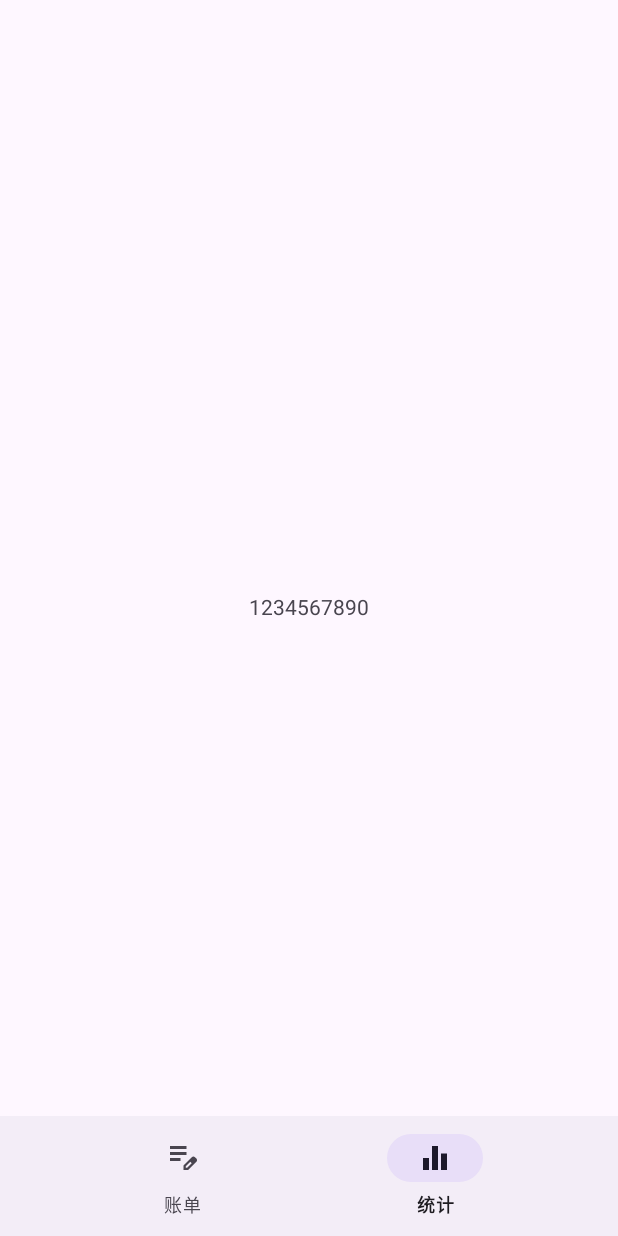
After one commit to Dqc117266/book-keeping, an Android app: the StatisticsFragment screen opened through its navigation route, on a phone screen of 412 x 824 dp. The commit adds this screen. Run offline under Robolectric (Android 15) with nearby library versions, the phone set to English and light mode, and no system bars; our stand-ins replace navigation-ui.

Commit message:
提交底部导航栏

```diff
--- a/app/src/main/java/com/exmple/book_keeping/MainActivity.java
+++ b/app/src/main/java/com/exmple/book_keeping/MainActivity.java
@@ -3,17 +3,55 @@ package com.exmple.book_keeping;
 import android.os.Bundle;
 
 import androidx.activity.EdgeToEdge;
+import androidx.annotation.NonNull;
+import androidx.annotation.Nullable;
 import androidx.appcompat.app.AppCompatActivity;
-import androidx.core.graphics.Insets;
-import androidx.core.view.ViewCompat;
-import androidx.core.view.WindowInsetsCompat;
+import androidx.navigation.NavController;
+import androidx.navigation.NavDestination;
+import androidx.navigation.fragment.NavHostFragment;
+import androidx.navigation.ui.NavigationUI;
 
-public class MainActivity extends AppCompatActivity {
+import com.exmple.book_keeping.databinding.ActivityMainBinding;
+import com.exmple.book_keeping.presentation.screen.fragment.nav.NavManager;
+import com.exmple.book_keeping.presentation.util.NavigationUtil;
+
+public class MainActivity extends AppCompatActivity implements NavController.OnDestinationChangedListener {
+    private ActivityMainBinding binding;
+    private NavManager navManager;
 
     @Override
     protected void onCreate(Bundle savedInstanceState) {
         super.onCreate(savedInstanceState);
         EdgeToEdge.enable(this);
-        setContentView(R.layout.activity_main);
+
+        binding = ActivityMainBinding.inflate(getLayoutInflater());
+        setContentView(binding.getRoot());
+
+        initNavManager();
+        initBottomNavigation();
+    }
+
+    private void initNavManager() {
+        navManager = new NavManager();
+
+        navManager.setOnNavEvent(it -> {
+            NavHostFragment navHostFragment = (NavHostFragment) getSupportFragmentManager().findFragmentById(R.id.navHostFragment);
+            assert navHostFragment != null;
+            assert navHostFragment.getChildFragmentManager().getFragments().size() > 0;
+
+            NavController navController = navHostFragment.getNavController();
+            NavigationUtil.navigateSafely(navController, it);
+        });
+    }
+
+    private void initBottomNavigation() {
+        NavController navController = ((NavHostFragment) getSupportFragmentManager().findFragmentById(R.id.navHostFragment)).getNavController();
+        navController.addOnDestinationChangedListener(this);
+        NavigationUI.setupWithNavController(binding.bottomNav, navController);
+    }
+
+    @Override
+    public void onDestinationChanged(@NonNull NavController navController, @NonNull NavDestination navDestination, @Nullable Bundle bundle) {
+
     }
 }
--- /dev/null
+++ b/app/src/main/java/com/exmple/book_keeping/presentation/screen/fragment/BillFragment.java
@@ -0,0 +1,20 @@
+package com.exmple.book_keeping.presentation.screen.fragment;
+
+import android.os.Bundle;
+import android.view.LayoutInflater;
+import android.view.View;
+import android.view.ViewGroup;
+
+import androidx.fragment.app.Fragment;
+
+import com.exmple.book_keeping.databinding.FragmentBillBinding;
+
+public class BillFragment extends Fragment {
+    private FragmentBillBinding binding;
+
+    @Override
+    public View onCreateView(LayoutInflater inflater, ViewGroup container, Bundle savedInstanceState) {
+        binding = FragmentBillBinding.inflate(inflater, container, false);
+        return binding.getRoot();
+    }
+}
--- /dev/null
+++ b/app/src/main/java/com/exmple/book_keeping/presentation/screen/fragment/StatisticsFragment.java
@@ -0,0 +1,22 @@
+package com.exmple.book_keeping.presentation.screen.fragment;
+
+import android.os.Bundle;
+import android.view.LayoutInflater;
+import android.view.View;
+import android.view.ViewGroup;
+
+import androidx.annotation.NonNull;
+import androidx.annotation.Nullable;
+import androidx.fragment.app.Fragment;
+
+import com.exmple.book_keeping.databinding.FragmentBillBinding;
+import com.exmple.book_keeping.databinding.FragmentStatisticsBinding;
+
+public class StatisticsFragment extends Fragment {
+    private FragmentStatisticsBinding binding;
+    @Override
+    public View onCreateView(LayoutInflater inflater, ViewGroup container, Bundle savedInstanceState) {
+        binding = FragmentStatisticsBinding.inflate(inflater, container, false);
+        return binding.getRoot();
+    }
+}
--- /dev/null
+++ b/app/src/main/java/com/exmple/book_keeping/presentation/screen/fragment/nav/NavManager.java
@@ -0,0 +1,21 @@
+package com.exmple.book_keeping.presentation.screen.fragment.nav;
+
+import androidx.navigation.NavDirections;
+
+public class NavManager {
+    private NavEventListener navEventListener;
+
+    public void navigate(NavDirections navDirections) {
+        if (navEventListener != null) {
+            navEventListener.onNavEvent(navDirections);
+        }
+    }
+
+    public void setOnNavEvent(NavEventListener navEventListener) {
+        this.navEventListener = navEventListener;
+    }
+
+    public interface NavEventListener {
+        void onNavEvent(NavDirections navDirections);
+    }
+}
--- a/app/src/main/java/com/exmple/book_keeping/presentation/viewmodel/RecordViewModel.java
+++ b/app/src/main/java/com/exmple/book_keeping/presentation/viewmodel/RecordViewModel.java
@@ -5,7 +5,6 @@ import android.app.Application;
 import androidx.annotation.NonNull;
 import androidx.lifecycle.AndroidViewModel;
 import androidx.lifecycle.LiveData;
-
 
 import com.exmple.book_keeping.data.database.model.Category;
 import com.exmple.book_keeping.data.database.model.Record;
--- a/app/src/main/res/layout/activity_main.xml
+++ b/app/src/main/res/layout/activity_main.xml
@@ -1,4 +1,4 @@
-<androidx.coordinatorlayout.widget.CoordinatorLayout xmlns:android="http://schemas.android.com/apk/res/android"
+<androidx.constraintlayout.widget.ConstraintLayout xmlns:android="http://schemas.android.com/apk/res/android"
     xmlns:app="http://schemas.android.com/apk/res-auto"
     xmlns:tools="http://schemas.android.com/tools"
     android:layout_width="match_parent"
@@ -9,7 +9,10 @@
         android:id="@+id/main_toolbar"
         android:layout_width="match_parent"
         android:layout_height="?actionBarSize"
-        app:layout_constraintBottom_toTopOf="@+id/bottomNav"
+        app:layout_constraintTop_toTopOf="parent"
+        app:layout_constraintLeft_toLeftOf="parent"
+        app:layout_constraintRight_toRightOf="parent"
+        app:layout_constraintBottom_toTopOf="@+id/navHostFragment"
         android:animateLayoutChanges="true"
         app:logoDescription="@string/app_name" />
 
@@ -26,12 +29,15 @@
         app:navGraph="@navigation/app_nav_graph" />
 
     <com.google.android.material.bottomnavigation.BottomNavigationView
-        android:id="@+id/bottom_nav"
+        android:id="@+id/bottomNav"
         android:layout_width="match_parent"
         android:layout_height="wrap_content"
         android:layout_gravity="bottom"
-        android:background="@color/white"
-        app:itemPaddingBottom="28dp"
+        app:labelVisibilityMode="labeled"
+        app:layout_constraintBottom_toBottomOf="parent"
+        app:layout_constraintLeft_toLeftOf="parent"
+        app:layout_constraintRight_toRightOf="parent"
+        app:layout_constraintTop_toBottomOf="@id/navHostFragment"
         app:menu="@menu/bottom_nav_menu" />
 
-</androidx.coordinatorlayout.widget.CoordinatorLayout>
+</androidx.constraintlayout.widget.ConstraintLayout>
--- /dev/null
+++ b/app/src/main/res/layout/fragment_statistics.xml
@@ -0,0 +1,16 @@
+<?xml version="1.0" encoding="utf-8"?>
+<androidx.constraintlayout.widget.ConstraintLayout xmlns:android="http://schemas.android.com/apk/res/android"
+    android:layout_width="match_parent"
+    android:layout_height="match_parent"
+    xmlns:app="http://schemas.android.com/apk/res-auto">
+
+    <TextView
+        android:layout_width="wrap_content"
+        android:layout_height="wrap_content"
+        app:layout_constraintTop_toTopOf="parent"
+        app:layout_constraintBottom_toBottomOf="parent"
+        app:layout_constraintLeft_toLeftOf="parent"
+        app:layout_constraintRight_toRightOf="parent"
+        android:text="1234567890"/>
+
+</androidx.constraintlayout.widget.ConstraintLayout>
--- a/app/src/main/res/menu/bottom_nav_menu.xml
+++ b/app/src/main/res/menu/bottom_nav_menu.xml
@@ -1,12 +1,12 @@
 <?xml version="1.0" encoding="utf-8"?>
 <menu xmlns:android="http://schemas.android.com/apk/res/android">
     <item
-        android:id="@+id/navigation_recommend"
+        android:id="@+id/navigation_bill"
         android:title="账单"
         android:icon="@drawable/ic_edit_note"
         android:checked="true" />
     <item
-        android:id="@+id/navigation_my"
+        android:id="@+id/navigation_statistics"
         android:title="统计"
         android:icon="@drawable/ic_equalizer" />
 </menu>
--- a/app/src/main/res/navigation/app_nav_graph.xml
+++ b/app/src/main/res/navigation/app_nav_graph.xml
@@ -1,6 +1,20 @@
 <?xml version="1.0" encoding="utf-8"?>
 <navigation xmlns:android="http://schemas.android.com/apk/res/android"
+    xmlns:tools="http://schemas.android.com/tools"
     xmlns:app="http://schemas.android.com/apk/res-auto"
-    android:id="@+id/app_nav_graph">
+    android:id="@+id/app_nav_graph"
+    app:startDestination="@id/navigation_bill">
+
+    <fragment
+        android:id="@+id/navigation_bill"
+        android:name="com.exmple.book_keeping.presentation.screen.fragment.BillFragment"
+        android:label="账单"
+        tools:layout="@layout/fragment_bill" />
+
+    <fragment
+        android:id="@+id/navigation_statistics"
+        android:name="com.exmple.book_keeping.presentation.screen.fragment.StatisticsFragment"
+        android:label="统计"
+        tools:layout="@layout/fragment_statistics" />
 
 </navigation>
```
Also changed, not shown: app/src/main/java/com/exmple/book_keeping/presentation/util/NavigationUtil.java (added, +12 -0 lines), app/src/main/res/layout/fragment_bill.xml (added, +16 -0 lines).
